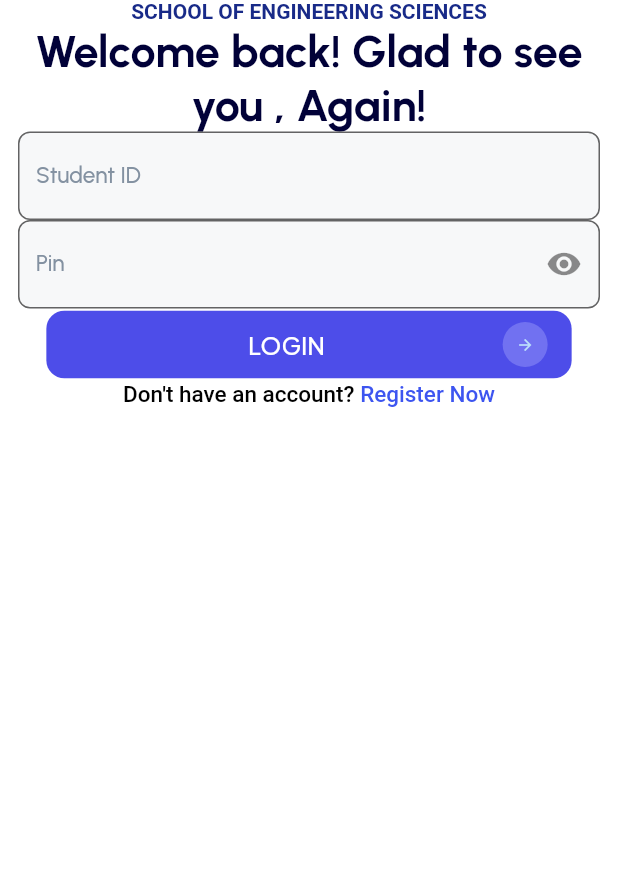
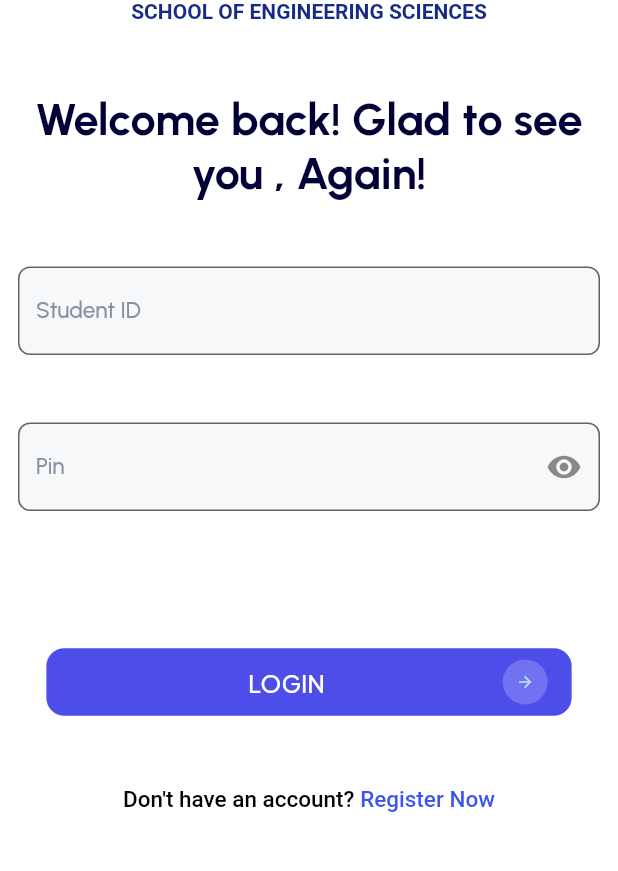
Before and after one commit to Serkhani/ugmis, a Flutter app: the screen it shows after launch, on a phone screen of 412 x 824 dp, the part 221-1092 px from its top. Run offline on Flutter 3.47's test engine with Material 2 defaults, Android fonts, the phone set to English and light mode, and no system bars; our stand-ins replace get; Roboto replaces fonts that are missing (Akshar); project files that could hold a hidden picture were left out.

Commit message:
completed arrangement

```diff
--- a/lib/app/modules/login/views/login_view.dart
+++ b/lib/app/modules/login/views/login_view.dart
@@ -27,9 +27,12 @@ class LoginView extends GetView<LoginController> {
               style: AppStyles.sesStyle,
               textAlign: TextAlign.center,
               ),
-              const Text(AppStrings.welcome,
+              const Padding(
+                padding: EdgeInsets.symmetric(vertical: 45.0),
+                child: Text(AppStrings.welcome,
                 style: AppStyles.welcomeStyle,
                 textAlign: TextAlign.center,),
+              ),
               TextInputField(
                 labelText: AppStrings.studentId,
                 hintText: AppStrings.studentIdEg,
@@ -37,15 +40,21 @@ class LoginView extends GetView<LoginController> {
                 maxLength: 8,
                 obscureText: controller.obscureStudentTextField,
               ),
-              TextInputField(
+              Padding(
+                padding: const EdgeInsets.symmetric(vertical: 45.0),
+                child: TextInputField(
                   labelText: AppStrings.pin,
                   hintText: AppStrings.pinPinEg,
                   textEdCon: controller.pinCon,
                   maxLength: 5,
                   obscureText: controller.obscurePinTextField,
                 ),
-              const CustomButtonBar(
+              ),
+              const Padding(
+                padding: EdgeInsets.symmetric(vertical: 45.0),
+                child: CustomButtonBar(
                   label: AppStrings.logIn,
+                ),
               ),
               RichText(
                 textAlign: TextAlign.center,
```
Lines whose indentation alone changed are shown as unchanged.
